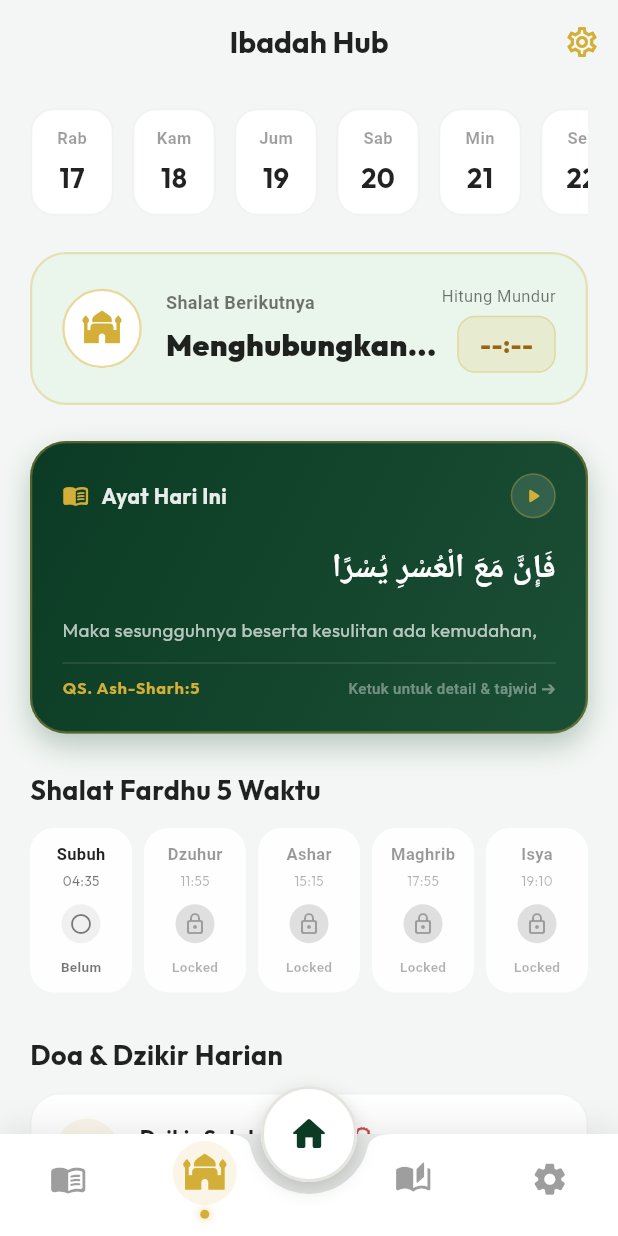
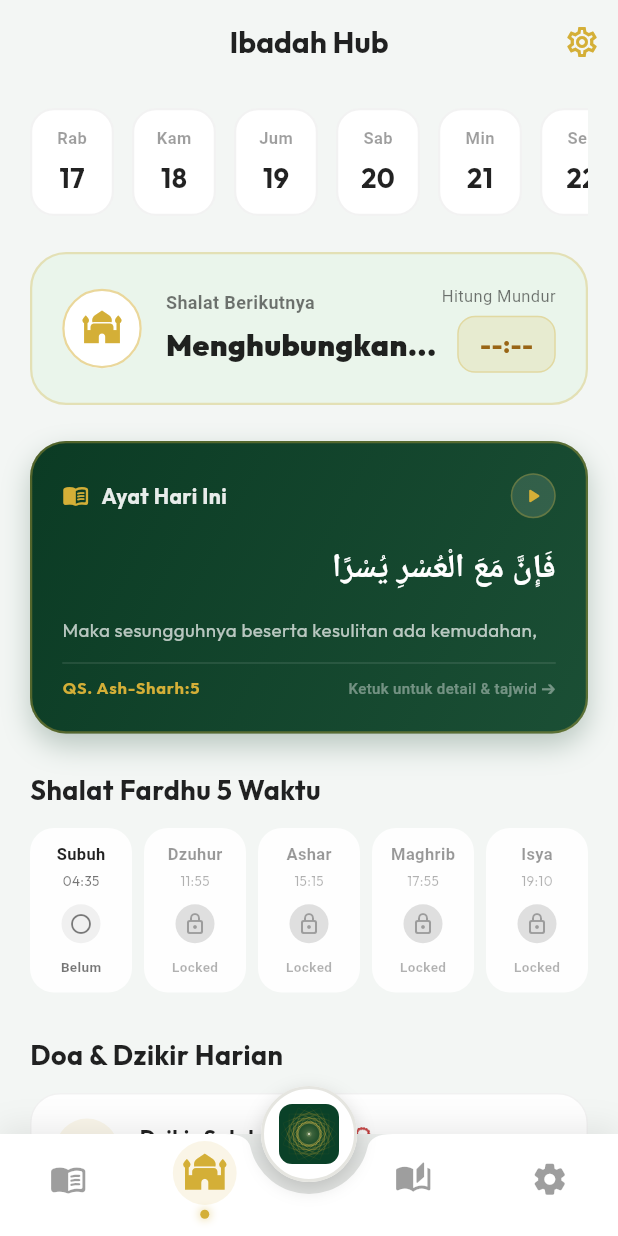
Before and after one commit to anharahya-gif/pedoman_hidup_app, a Flutter app: the screen it shows after launch, item 2 of the bottom bar chosen, on a phone screen of 412 x 824 dp. Run offline on Flutter 3.47's test engine with Material 3 defaults, Android fonts, the light colour scheme and no system bars; our stand-ins replace flutter_riverpod, flutter_svg, google_fonts, just_audio, share_plus, shared_preferences and 2 more; missing offline and left inert: audio_session; accounts and stored records are empty; network calls fail; Roboto replaces fonts that are missing (Amiri); statements that could not run were skipped.

Commit message:
feat: implement main navigation interface with custom notched bottom bar and add app icon assets

```diff
--- a/lib/features/navigation/main_navigation_page.dart
+++ b/lib/features/navigation/main_navigation_page.dart
@@ -1,5 +1,6 @@
 import 'package:flutter/material.dart';
 import 'package:flutter_riverpod/flutter_riverpod.dart';
+import 'package:flutter_svg/flutter_svg.dart';
 import '../../shared/providers.dart';
 import '../dashboard/presentation/pages/dashboard_page.dart';
 import '../quran/presentation/pages/home_page.dart';
@@ -72,10 +73,11 @@ class MainNavigationPage extends ConsumerWidget {
                   width: 2,
                 ),
               ),
-              child: Icon(
-                Icons.home_rounded,
-                size: 28,
-                color: currentIndex == 2 ? accentGold : primaryEmerald,
+              child: Padding(
+                padding: const EdgeInsets.all(12.0),
+                child: SvgPicture.asset(
+                  'assets/images/logo.svg',
+                ),
               ),
             ),
           ),
```
Also changed, not shown: assets/images/logo.png, 26 other files.
